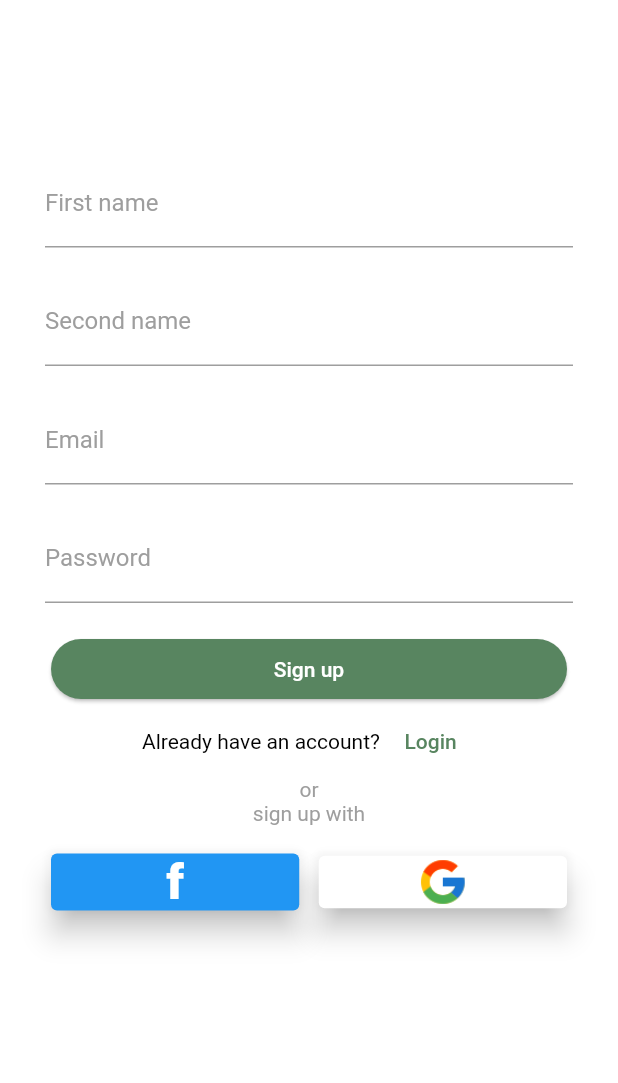
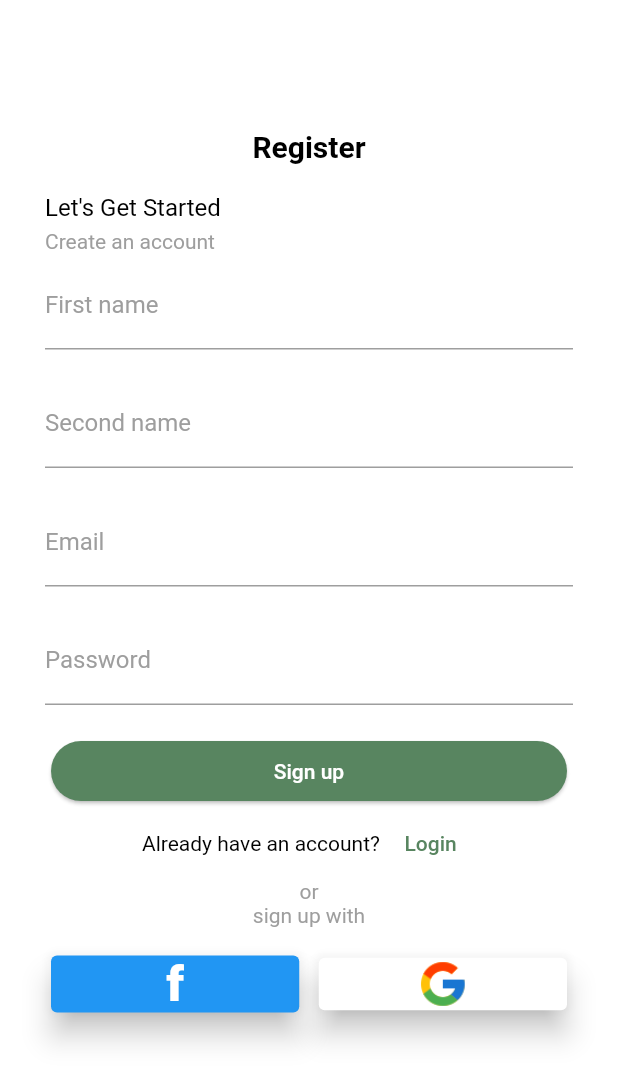
Before and after one commit to iZeroKim/Uado, a Flutter app: the screen it shows after launch, on a phone screen of 412 x 824 dp. Shown: the top 1083 px of the screen. Run offline on Flutter 3.47's test engine with Material 2 defaults, Android fonts, the light colour scheme and no system bars; our stand-ins replace badges, firebase_auth, firebase_core, flutter_dash, flutter_datetime_picker, flutter_map and 6 more; accounts and stored records are empty.

Commit message:
Implement one time login

```diff
--- a/lib/auth/register_page.dart
+++ b/lib/auth/register_page.dart
@@ -1,4 +1,5 @@
 import 'package:flutter/material.dart';
+import 'package:shared_preferences/shared_preferences.dart';
 import 'package:uado/screens/onboarding/at4.dart';
 import 'package:uado/services/auth_services.dart';
 
@@ -39,10 +40,51 @@ class _RegisterPageState extends State<RegisterPage> {
                   // App logo
                   //Sign up with
 
-
+                  Row(
+                    mainAxisAlignment: MainAxisAlignment.center,
+                    children: [
+                      const Text(
+                        'Register',
+                        style: TextStyle(
+                          color: Colors.black,
+                          fontSize: 20,
+                          fontWeight: FontWeight.bold
+                        ),
+                      ),
+                    ],
+                  ),
+                  const SizedBox(
+                    height: 20.0,
+                  ),
+                  Row(
+                    mainAxisAlignment: MainAxisAlignment.start,
+                    children: [
+                      const Text(
+                        'Let\'s Get Started',
+                        style: TextStyle(
+                          color: Colors.black,
+                          fontSize: 16
+                        ),
+                      ),
+                    ],
+                  ),
+                  const SizedBox(
+                    height: 5.0,
+                  ),
+                  Row(
+                    mainAxisAlignment: MainAxisAlignment.start,
+                    children: [
+                      const Text(
+                        'Create an account',
+                        style: TextStyle(
+                          color: Colors.grey,),
+                        textAlign: TextAlign.center,
+                      ),
+                    ],
+                  ),
 
                   const SizedBox(
-                    height: 20.0,
+                    height: 5.0,
                   ),
 
                   //Or text
@@ -140,6 +182,8 @@ class _RegisterPageState extends State<RegisterPage> {
                           ),
                         );
                         if (message!.contains('Success')) {
+                          final prefs = await SharedPreferences.getInstance();
+                          prefs.setBool('has_logged_in', true);
                           Navigator.of(context).pushAndRemoveUntil(MaterialPageRoute(builder: (context) => const At4Page()), (Route<dynamic> route) => false);
                         }
 
--- a/lib/main.dart
+++ b/lib/main.dart
@@ -3,6 +3,7 @@ import 'package:flutter/material.dart';
 import 'package:flutter/services.dart';
 import 'package:provider/provider.dart';
 import 'package:shared_preferences/shared_preferences.dart';
+import 'package:uado/auth/login_initial_page.dart';
 import 'package:uado/auth/provider/auth_provider.dart';
 import 'package:uado/auth/register_page.dart';
 import 'package:uado/providers/cart_provider.dart';
@@ -10,6 +11,7 @@ import 'package:uado/providers/clubs_provider.dart';
 import 'package:uado/providers/garage_provider.dart';
 import 'package:uado/providers/mechanic_provider.dart';
 import 'package:uado/providers/trips_provider.dart';
+import 'package:uado/screens/dash_board.dart';
 
 Future<void> main() async {
   WidgetsFlutterBinding.ensureInitialized();
@@ -50,7 +52,7 @@ class MyApp extends StatelessWidget {
           ),
         ),
 
-        home: isRegistered ? (hasLoggedIn? HomeScreen() :LoginScreen()) :RegisterPage(),
+        home: isRegistered ? (hasLoggedIn? DashBoard() :InitialLoginPage()) :RegisterPage(),
         // home: const CarDetails(),
 
       ),
```
